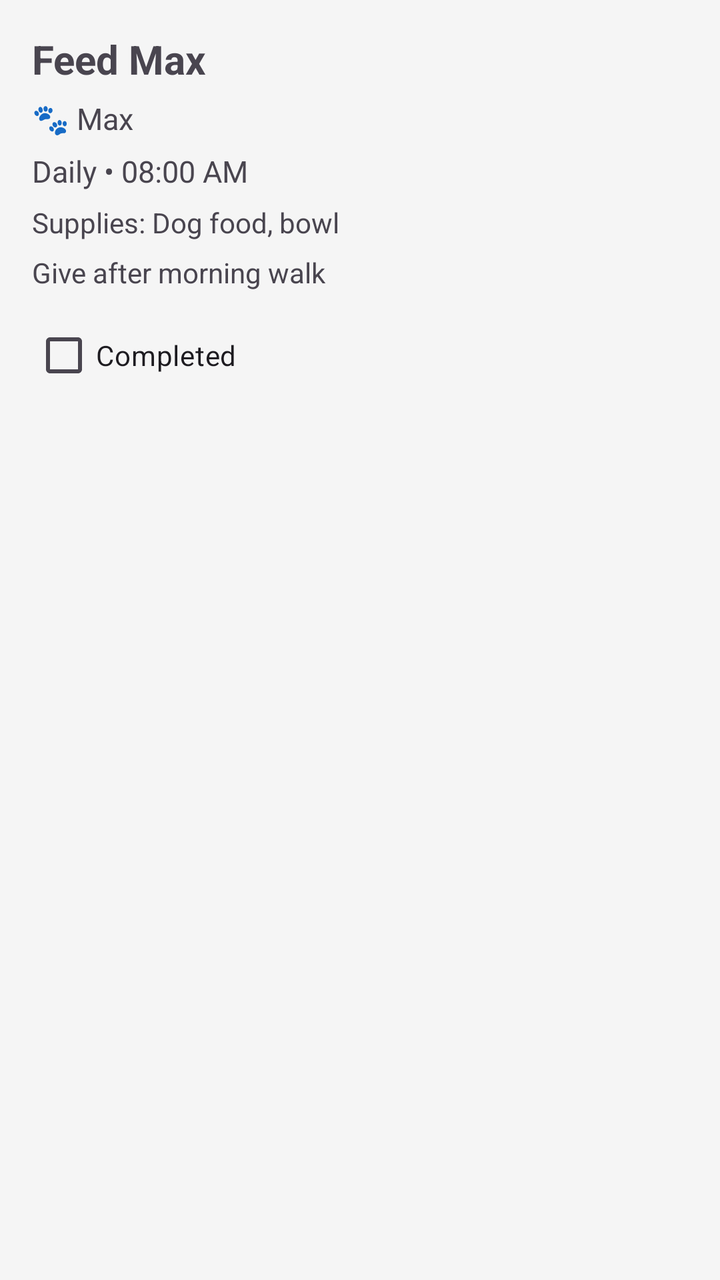
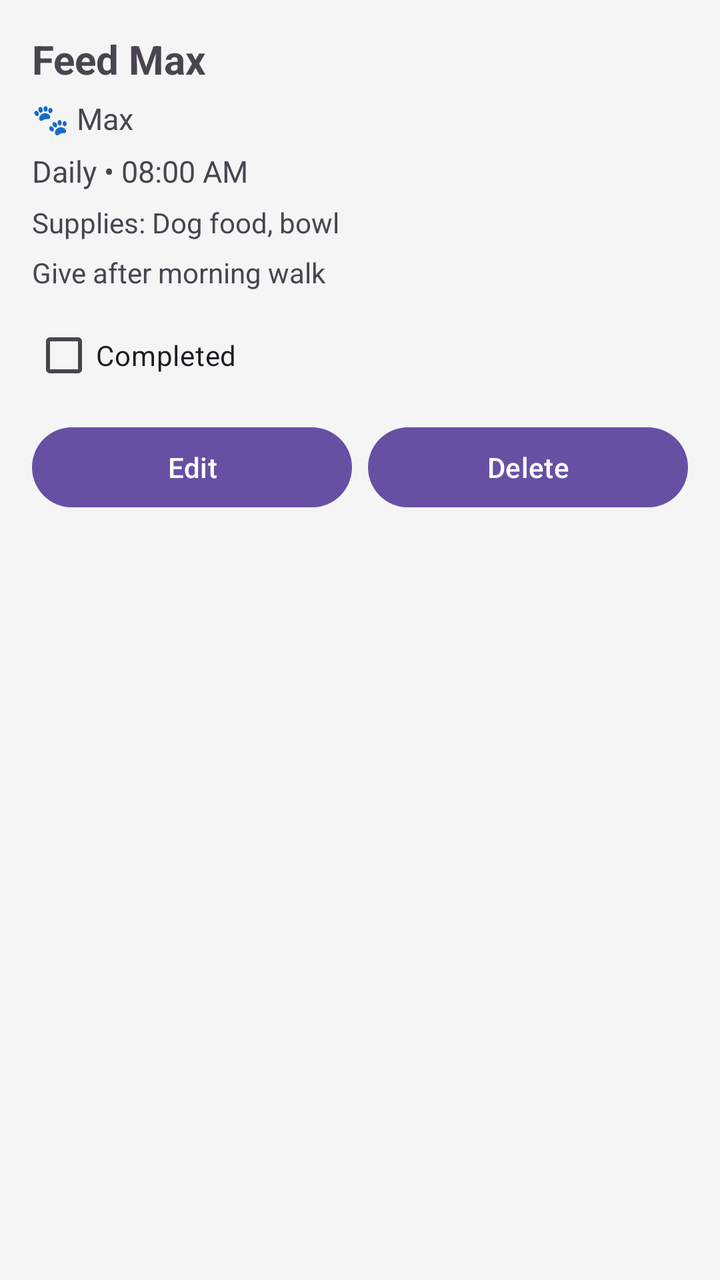

An Android layout rendered at two revisions. The XML below is the earlier revision; the diff shows what the commit changed to produce the second picture.
<!-- AndroidManifest.xml: application theme Theme.PetCare -->
<!-- res/layout/item_task.xml -->
<?xml version="1.0" encoding="utf-8"?>
<LinearLayout xmlns:android="http://schemas.android.com/apk/res/android"
    android:layout_width="match_parent"
    android:layout_height="wrap_content"
    android:orientation="vertical"
    android:padding="16dp"
    android:layout_marginBottom="12dp"
    android:background="#F5F5F5">

    <TextView
        android:id="@+id/taskTitleTextView"
        android:layout_width="match_parent"
        android:layout_height="wrap_content"
        android:text="Feed Max"
        android:textSize="20sp"
        android:textStyle="bold" />

    <TextView
        android:id="@+id/taskPetTextView"
        android:layout_width="match_parent"
        android:layout_height="wrap_content"
        android:layout_marginTop="6dp"
        android:text="🐾 Max"
        android:textSize="15sp" />

    <TextView
        android:id="@+id/taskScheduleTextView"
        android:layout_width="match_parent"
        android:layout_height="wrap_content"
        android:layout_marginTop="6dp"
        android:text="Daily • 08:00 AM"
        android:textSize="15sp" />

    <TextView
        android:id="@+id/taskSuppliesTextView"
        android:layout_width="match_parent"
        android:layout_height="wrap_content"
        android:layout_marginTop="6dp"
        android:text="Supplies: Dog food, bowl"
        android:textSize="14sp" />

    <TextView
        android:id="@+id/taskNotesTextView"
        android:layout_width="match_parent"
        android:layout_height="wrap_content"
        android:layout_marginTop="6dp"
        android:text="Give after morning walk"
        android:textSize="14sp" />

    <CheckBox
        android:id="@+id/taskCompletedCheckBox"
        android:layout_width="wrap_content"
        android:layout_height="wrap_content"
        android:layout_marginTop="8dp"
        android:text="Completed" />

</LinearLayout>
<!-- resources referenced by this layout -->
<resources>
  <style name="Theme.PetCare" parent="Base.Theme.PetCare" />
  <style name="Base.Theme.PetCare" parent="Theme.Material3.DayNight.NoActionBar">
          
          
      </style>
</resources>

<!-- the commit's change to res/layout/item_task.xml (unified diff, before → after) -->
@@ -54,4 +54,27 @@
         android:layout_marginTop="8dp"
         android:text="Completed" />
 
+    <LinearLayout
+        android:layout_width="match_parent"
+        android:layout_height="wrap_content"
+        android:layout_marginTop="8dp"
+        android:orientation="horizontal">
+
+        <com.google.android.material.button.MaterialButton
+            android:id="@+id/editTaskButton"
+            android:layout_width="0dp"
+            android:layout_height="wrap_content"
+            android:layout_weight="1"
+            android:text="Edit" />
+
+        <com.google.android.material.button.MaterialButton
+            android:id="@+id/deleteTaskButton"
+            android:layout_width="0dp"
+            android:layout_height="wrap_content"
+            android:layout_marginStart="8dp"
+            android:layout_weight="1"
+            android:text="Delete" />
+
+    </LinearLayout>
+
 </LinearLayout>
